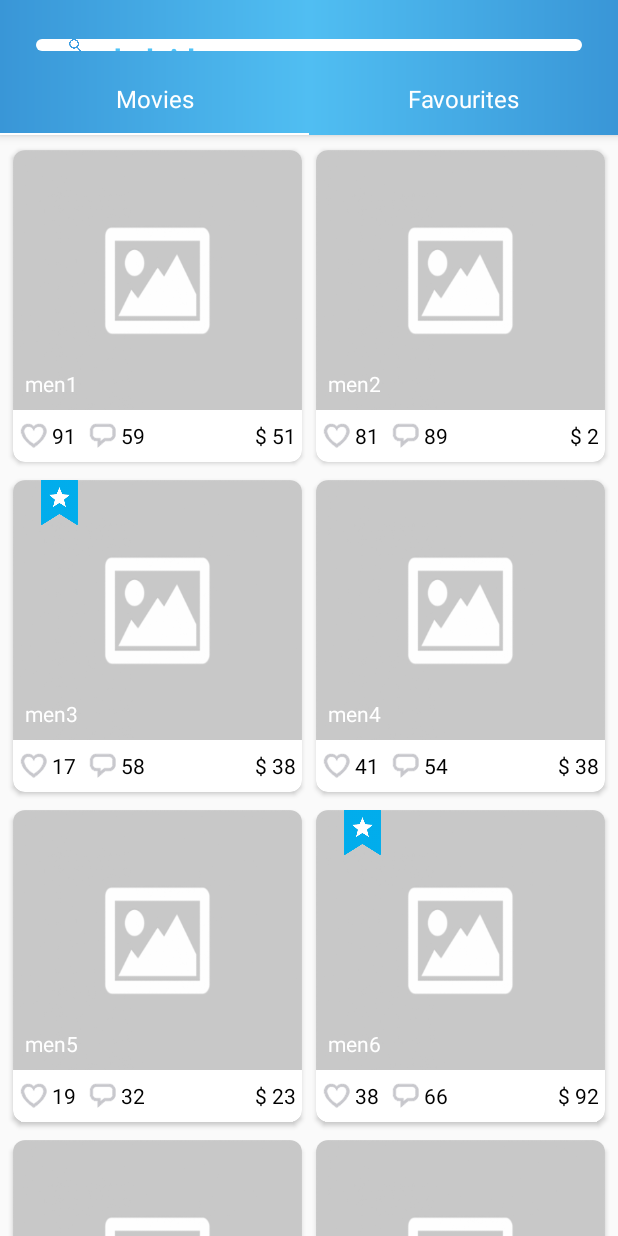
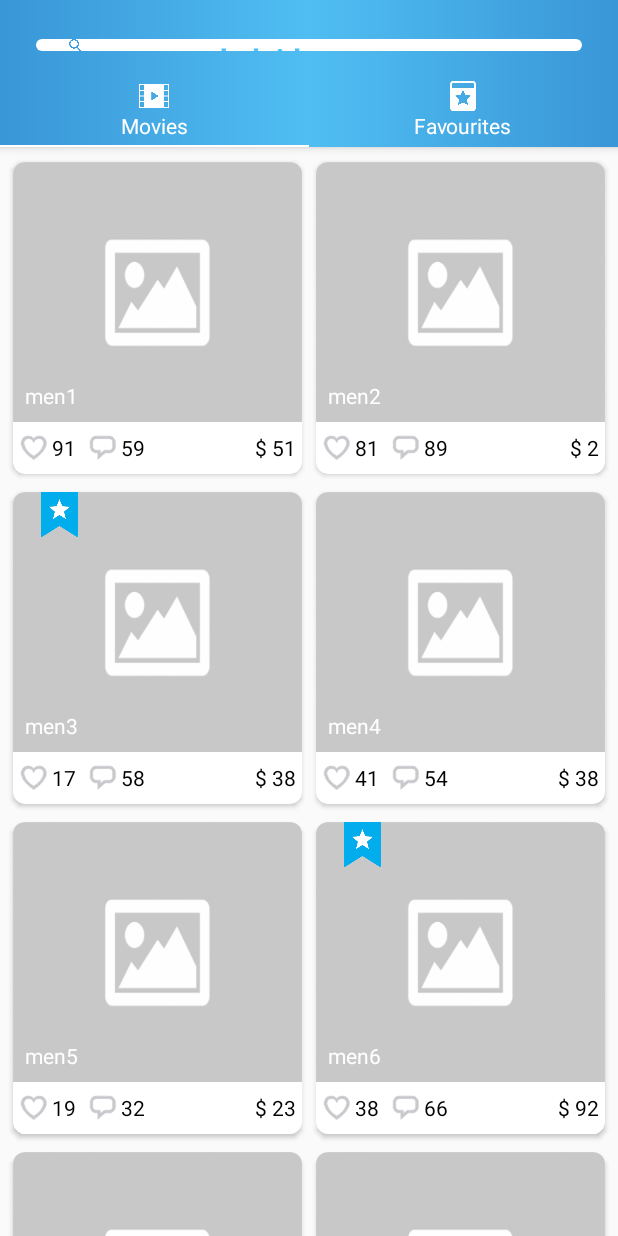
Before and after one commit to iamutkarshtiwari/Kaleidoscope-, an Android app: the screen it shows after launch (HomeActivity), on a phone screen of 412 x 824 dp. Run offline under Robolectric (Android 15) with nearby library versions, the phone set to English and light mode, and no system bars; our stand-ins replace ButterKnife, Picasso; libraries missing offline, so code that uses them is left out: com.jakewharton.picasso, com.vansuita.library; pictures from the network do not load; 1 statement that could not run was skipped.

Commit message:
Pager icons and scroll limit fixed

```diff
--- a/app/src/main/java/com/github/iamutkarshtiwari/kaleidoscope/activity/HomeActivity.java
+++ b/app/src/main/java/com/github/iamutkarshtiwari/kaleidoscope/activity/HomeActivity.java
@@ -1,7 +1,10 @@
 package com.github.iamutkarshtiwari.kaleidoscope.activity;
 
+import android.annotation.TargetApi;
+import android.app.Activity;
 import android.content.Context;
 import android.content.Intent;
+import android.graphics.drawable.Drawable;
 import android.os.Build;
 import android.support.design.widget.Snackbar;
 import android.support.design.widget.TabLayout;
@@ -25,15 +28,23 @@ import com.squareup.picasso.Picasso;
 import com.vansuita.library.Icon;
 
 import butterknife.BindView;
+import butterknife.ButterKnife;
+import butterknife.OnClick;
 
 public class HomeActivity extends AppCompatActivity {
 
     private static HomeActivity currInstance;
-    private TabLayout tabLayout;
-    private ViewPager viewPager;
     private HomeViewPagerAdapter viewPagerAdapter;
 
     @BindView(R.id.search_icon) ImageView searchIcon;
+    @BindView(R.id.view_pager) ViewPager viewPager;
+    @BindView(R.id.tab_layout) TabLayout tabLayout;
+
+    @OnClick(R.id.search_bar_layout) void sendToSearchActivity() {
+        //  Intent intent = new Intent(HomeActivity.this, SearchActivity.class);
+        //  startActivity(intent);
+    }
+
 
     /**
      * Returns the context of this activity
@@ -46,6 +57,7 @@ public class HomeActivity extends AppCompatActivity {
 
     @Override
     protected void onCreate(Bundle savedInstanceState) {
+        currInstance = this;
 
         if (Build.VERSION.SDK_INT >= Build.VERSION_CODES.KITKAT) {
             Window w = getWindow();
@@ -55,27 +67,12 @@ public class HomeActivity extends AppCompatActivity {
 
         super.onCreate(savedInstanceState);
         setContentView(R.layout.activity_home);
+        ButterKnife.bind(this);
 
-        currInstance = this;
-
-
-        // Mercari search click listener
-        RelativeLayout mercariSearchBar = (RelativeLayout) findViewById(R.id.search_bar_layout);
-        mercariSearchBar.setOnClickListener(new View.OnClickListener() {
-            @Override
-            public void onClick(View view) {
-//                Intent intent = new Intent(HomeActivity.this, SearchActivity.class);
-//                startActivity(intent);
-            }
-        });
-
-        Icon.on(searchIcon).color(R.color.colorAccent).icon(R.drawable.ic_search).put();
-
-        viewPager = (ViewPager) findViewById(R.id.view_pager);
         viewPagerAdapter = new HomeViewPagerAdapter(getSupportFragmentManager());
         viewPager.setAdapter(viewPagerAdapter);
-        tabLayout = (TabLayout) findViewById(R.id.tab_layout);
         tabLayout.setupWithViewPager(viewPager);
+
         // Setup tab buttons
         setupTabIcons();
         // Initialize picasso settings
@@ -90,9 +87,9 @@ public class HomeActivity extends AppCompatActivity {
         final String[] tabNames = getResources().getStringArray(R.array.home_tab_names);
         for (int i = 0; i < numberOfTabs; i++) {
             View tabView = getLayoutInflater().inflate(R.layout.custom_home_tab, null);
-//            ImageView tabImage = (ImageView) tabView.findViewById(R.id.tab_icon);
-//            int imageID = getResources().getIdentifier("ic_tab_" + (i + 1), "drawable", getPackageName());
-//            tabImage.setBackgroundResource(imageID);
+            ImageView tabImage = (ImageView) tabView.findViewById(R.id.tab_icon);
+            int imageID = getResources().getIdentifier("ic_tab_" + (i + 1), "drawable", getPackageName());
+            tabImage.setBackgroundResource(imageID);
             TextView textView = (TextView) tabView.findViewById(R.id.tab_title);
             textView.setText(tabNames[i]);
             tabLayout.getTabAt(i).setCustomView(tabView);
--- a/app/src/main/res/layout/activity_home.xml
+++ b/app/src/main/res/layout/activity_home.xml
@@ -7,21 +7,19 @@
     android:fitsSystemWindows="true"
     tools:context="com.github.iamutkarshtiwari.kaleidoscope.activity.HomeActivity">
 
-
     <android.support.design.widget.AppBarLayout
         android:layout_width="match_parent"
         android:layout_height="wrap_content"
         android:background="@drawable/toolbar_bg"
-        android:elevation="8dp"
         android:theme="@style/AppTheme.AppBarOverlay">
 
         <RelativeLayout
             android:id="@+id/kaleidoscope_bar"
             android:layout_width="match_parent"
             android:layout_height="@dimen/search_bar_height"
+            android:layout_marginLeft="8dp"
+            android:layout_marginRight="8dp"
             android:layout_marginTop="@dimen/status_bar_height"
-            android:layout_marginRight="8dp"
-            android:layout_marginLeft="8dp"
             android:clickable="false"
             android:orientation="horizontal"
             app:layout_scrollFlags="scroll|enterAlways"
@@ -48,14 +46,14 @@
                     android:src="@drawable/ic_search" />
 
                 <TextView
-                    android:layout_width="wrap_content"
+                    android:layout_width="match_parent"
                     android:layout_height="match_parent"
-                    android:layout_centerVertical="true"
+                    android:layout_centerHorizontal="true"
                     android:layout_marginLeft="16dp"
                     android:layout_marginRight="8dp"
-                    android:layout_toRightOf="@id/search_icon"
                     android:clickable="false"
                     android:gravity="center"
+
                     android:text="@string/kaleidoscope"
                     android:textColor="@color/colorAccent"
                     android:textSize="20dp"
--- a/app/src/main/res/layout/custom_home_tab.xml
+++ b/app/src/main/res/layout/custom_home_tab.xml
@@ -1,25 +1,24 @@
 <?xml version="1.0" encoding="utf-8"?>
 <LinearLayout xmlns:android="http://schemas.android.com/apk/res/android"
-    xmlns:tools="http://schemas.android.com/tools"
     android:layout_width="match_parent"
-    android:layout_height="wrap_content"
-    android:layout_margin="8dp"
-    android:orientation="horizontal">
+    android:layout_height="match_parent"
+    android:orientation="vertical">
 
-    <!--<ImageView-->
-        <!--android:id="@+id/tab_icon"-->
-        <!--android:layout_width="40dp"-->
-        <!--android:layout_height="40dp"-->
-        <!--android:layout_gravity="center"-->
-        <!--android:layout_weight="2"-->
-        <!--android:scaleType="fitCenter" />-->
+    <ImageView
+        android:id="@+id/tab_icon"
+        android:layout_width="20dp"
+        android:layout_height="20dp"
+        android:layout_gravity="center"
+        android:layout_weight="2"
+        android:scaleType="fitCenter" />
 
     <TextView
         android:id="@+id/tab_title"
-        android:layout_width="match_parent"
-        android:layout_height="match_parent"
-        android:gravity="center"
+        android:layout_width="wrap_content"
+        android:layout_height="wrap_content"
+        android:layout_gravity="center"
+        android:layout_weight="1"
         android:textColor="@color/colorWhite"
-        android:textSize="16sp"/>
+        android:textSize="14sp" />
 
 </LinearLayout>
--- a/app/src/main/res/values/dimens.xml
+++ b/app/src/main/res/values/dimens.xml
@@ -5,5 +5,5 @@
     <dimen name="product_details_text_size">14sp</dimen>
     <dimen name="search_view_inset">-8dp</dimen>
     <dimen name="status_bar_height">26dp</dimen>
-    <dimen name="tab_bar_padding">8dp</dimen>
+    <dimen name="tab_bar_padding">16dp</dimen>
 </resources>
--- a/build.gradle
+++ b/build.gradle
@@ -9,8 +9,6 @@ buildscript {
     dependencies {
         classpath 'com.android.tools.build:gradle:3.0.1'
         classpath 'me.tatarka:gradle-retrolambda:3.6.1'
-        classpath 'com.jakewharton:butterknife-gradle-plugin:8.8.1'
-
 
         // NOTE: Do not place your application dependencies here; they belong
         // in the individual module build.gradle files
```
Also changed, not shown: app/src/main/res/drawable-hdpi/ic_tab_1.png, app/src/main/res/drawable-hdpi/ic_tab_2.png, app/src/main/res/drawable-hdpi/ic_tab_3.png (deleted), app/src/main/res/drawable-mdpi/ic_tab_1.png, app/src/main/res/drawable-mdpi/ic_tab_2.png, app/src/main/res/drawable-mdpi/ic_tab_3.png (deleted), app/src/main/res/drawable-xhdpi/ic_tab_1.png, app/src/main/res/drawable-xhdpi/ic_tab_2.png, app/src/main/res/drawable-xhdpi/ic_tab_3.png (deleted), app/src/main/res/drawable-xxhdpi/ic_tab_1.png, app/src/main/res/drawable-xxhdpi/ic_tab_2.png, app/src/main/res/drawable-xxhdpi/ic_tab_3.png (deleted), app/src/main/res/drawable-xxxhdpi/ic_tab_1.png, app/src/main/res/drawable-xxxhdpi/ic_tab_2.png, 1 more files.
